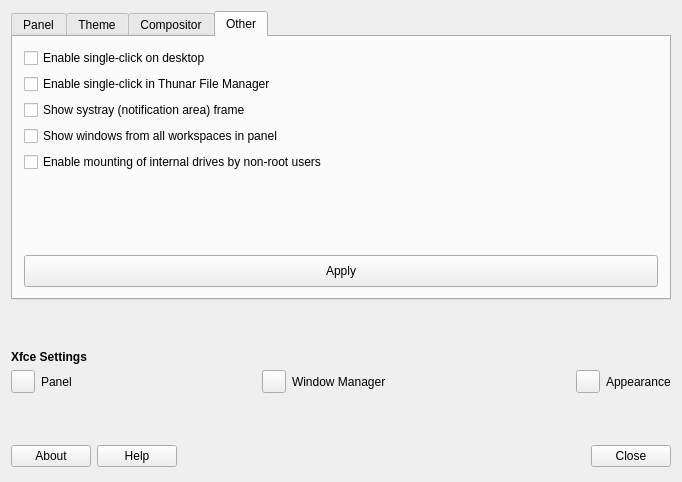
First picture: the form in tweak/defaultlook.ui, repository MX-Linux/mx-tweak, before the edit.
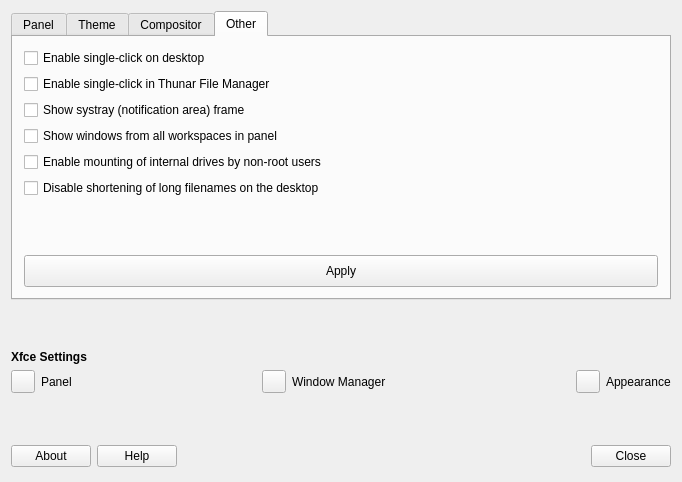
Second picture: the form after the edit. The open tabs and pages were chosen to show the change. Icons and pictures are not drawn.

Commit message: new theme set, mod for long names on desktop

Diff of the .ui file:
```diff
--- a/tweak/defaultlook.ui
+++ b/tweak/defaultlook.ui
@@ -33,7 +33,7 @@
          <enum>QTabWidget::North</enum>
         </property>
         <property name="currentIndex">
-         <number>2</number>
+         <number>3</number>
         </property>
         <widget class="QWidget" name="Panel">
          <attribute name="title">
@@ -495,7 +495,7 @@
               </property>
              </widget>
             </item>
-            <item row="6" column="0">
+            <item row="7" column="0">
              <widget class="QPushButton" name="ButtonApplyEtc">
               <property name="minimumSize">
                <size>
@@ -512,7 +512,7 @@
               </property>
              </widget>
             </item>
-            <item row="5" column="0">
+            <item row="6" column="0">
              <spacer name="verticalSpacer_6">
               <property name="orientation">
                <enum>Qt::Vertical</enum>
@@ -546,6 +546,13 @@
               </property>
              </widget>
             </item>
+            <item row="5" column="0">
+             <widget class="QCheckBox" name="checkboxNoEllipse">
+              <property name="text">
+               <string>Disable shortening of long filenames on the desktop</string>
+              </property>
+             </widget>
+            </item>
            </layout>
           </item>
          </layout>
```
The commit also changes 6 other files.
